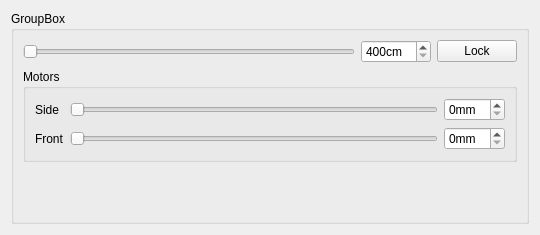
Before: the Qt Designer form pc/core/widgets/qellipseslider.ui in plule/pfe-costumes, drawn with Qt 5.
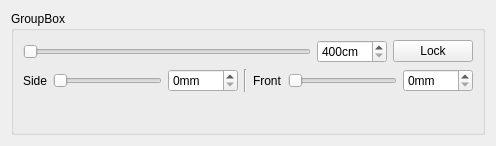
After: the same form once the commit is applied.

The edit to the form file:
```diff
--- a/pc/core/widgets/qellipseslider.ui
+++ b/pc/core/widgets/qellipseslider.ui
@@ -6,8 +6,8 @@
    <rect>
     <x>0</x>
     <y>0</y>
-    <width>540</width>
-    <height>235</height>
+    <width>496</width>
+    <height>146</height>
    </rect>
   </property>
   <property name="sizePolicy">
@@ -43,6 +43,21 @@
         </item>
         <item>
          <widget class="QSpinBox" name="valueSpinBox">
+          <property name="sizePolicy">
+           <sizepolicy hsizetype="Minimum" vsizetype="Fixed">
+            <horstretch>0</horstretch>
+            <verstretch>0</verstretch>
+           </sizepolicy>
+          </property>
+          <property name="minimumSize">
+           <size>
+            <width>70</width>
+            <height>0</height>
+           </size>
+          </property>
+          <property name="styleSheet">
+           <string notr="true"/>
+          </property>
           <property name="suffix">
            <string>cm</string>
           </property>
@@ -70,15 +85,8 @@
        </layout>
       </item>
       <item>
-       <widget class="QGroupBox" name="motorGroup">
-        <property name="title">
-         <string>Motors</string>
-        </property>
-        <property name="flat">
-         <bool>false</bool>
-        </property>
-        <layout class="QGridLayout" name="gridLayout">
-         <item row="0" column="0">
+       <layout class="QHBoxLayout" name="horizontalLayout_2">
+        <item>
           <widget class="QLabel" name="sideMotorLabel">
            <property name="text">
             <string>Side</string>
@@ -88,7 +96,7 @@
            </property>
           </widget>
          </item>
-         <item row="0" column="1">
+        <item>
           <widget class="QSlider" name="sideMotorSlider">
            <property name="maximum">
             <number>50</number>
@@ -98,8 +106,14 @@
            </property>
           </widget>
          </item>
-         <item row="0" column="2">
+        <item>
           <widget class="QSpinBox" name="sideMotorSpinBox">
+          <property name="minimumSize">
+           <size>
+            <width>70</width>
+            <height>0</height>
+           </size>
+          </property>
            <property name="suffix">
             <string>mm</string>
            </property>
@@ -108,7 +122,14 @@
            </property>
           </widget>
          </item>
-         <item row="1" column="0">
+        <item>
+         <widget class="Line" name="line">
+          <property name="orientation">
+           <enum>Qt::Vertical</enum>
+          </property>
+         </widget>
+        </item>
+        <item>
           <widget class="QLabel" name="frontMotorLabel">
            <property name="text">
             <string>Front</string>
@@ -118,7 +139,7 @@
            </property>
           </widget>
          </item>
-         <item row="1" column="1">
+        <item>
           <widget class="QSlider" name="frontMotorSlider">
            <property name="maximum">
             <number>50</number>
@@ -128,8 +149,14 @@
            </property>
           </widget>
          </item>
-         <item row="1" column="2">
+        <item>
           <widget class="QSpinBox" name="frontMotorSpinBox">
+          <property name="minimumSize">
+           <size>
+            <width>70</width>
+            <height>0</height>
+           </size>
+          </property>
            <property name="suffix">
             <string>mm</string>
            </property>
@@ -139,7 +166,6 @@
           </widget>
          </item>
         </layout>
-       </widget>
       </item>
       <item>
        <widget class="QLabel" name="warningLabel">
```
Lines whose indentation alone changed are shown as unchanged.
